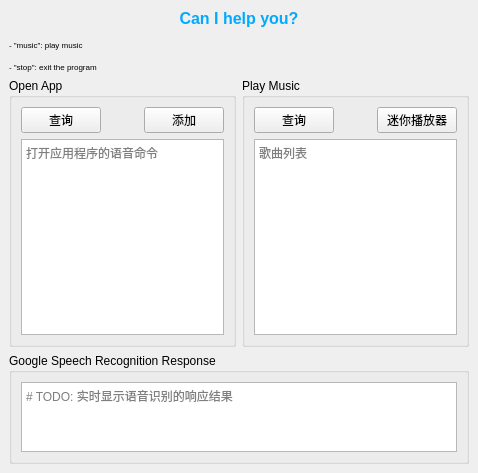
Before: the Qt Designer form ui/main.ui in lif314/Google-Speech-Recognition-Assistant, drawn with Qt 5.
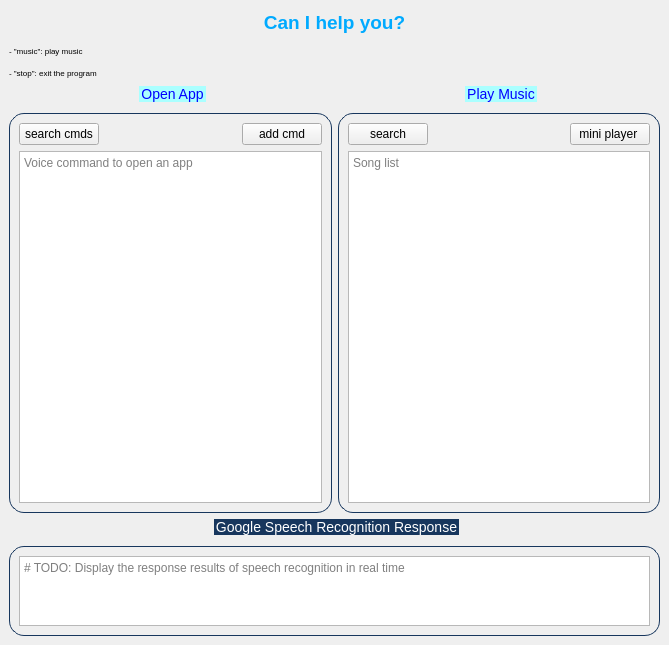
After: the same form once the commit is applied.

Commit message: mini assistant

```diff
--- a/ui/main.ui
+++ b/ui/main.ui
@@ -6,8 +6,8 @@
    <rect>
     <x>0</x>
     <y>0</y>
-    <width>478</width>
-    <height>473</height>
+    <width>669</width>
+    <height>645</height>
    </rect>
   </property>
   <property name="windowTitle">
@@ -23,8 +23,11 @@
    <layout class="QGridLayout" name="gridLayout" rowstretch="1,6,1" rowminimumheight="0,0,0">
     <item row="0" column="0">
      <widget class="QLabel" name="label">
+      <property name="styleSheet">
+       <string notr="true"/>
+      </property>
       <property name="text">
-       <string>&lt;html&gt;&lt;head/&gt;&lt;body&gt;&lt;p align=&quot;center&quot;&gt;&lt;span style=&quot; font-size:12pt; font-weight:600; color:#00aaff;&quot;&gt;Can I help you?&lt;/span&gt;&lt;/p&gt;&lt;p&gt;&lt;span style=&quot; font-size:6pt;&quot;&gt;- &amp;quot;music&amp;quot;: play music &lt;/span&gt;&lt;/p&gt;&lt;p&gt;&lt;span style=&quot; font-size:6pt;&quot;&gt;- &amp;quot;stop&amp;quot;: exit the program&lt;/span&gt;&lt;/p&gt;&lt;/body&gt;&lt;/html&gt;</string>
+       <string>&lt;html&gt;&lt;head/&gt;&lt;body&gt;&lt;p align=&quot;center&quot;&gt;&lt;span style=&quot; font-size:14pt; font-weight:600; color:#00aaff;&quot;&gt;Can I help you?&lt;/span&gt;&lt;/p&gt;&lt;p&gt;&lt;span style=&quot; font-size:6pt;&quot;&gt;- &amp;quot;music&amp;quot;: play music&lt;/span&gt;&lt;/p&gt;&lt;p&gt;&lt;span style=&quot; font-size:6pt;&quot;&gt;- &amp;quot;stop&amp;quot;: exit the program&lt;/span&gt;&lt;/p&gt;&lt;/body&gt;&lt;/html&gt;</string>
       </property>
      </widget>
     </item>
@@ -34,6 +37,23 @@
        <layout class="QHBoxLayout" name="horizontalLayout_4" stretch="1,1">
         <item>
          <widget class="QGroupBox" name="groupBox">
+          <property name="styleSheet">
+           <string notr="true">QGroupBox  {
+    border: 1px solid gray;
+    border-color: #FF17365D;
+    margin-top: 27px;
+    font-size: 14px;
+    border-radius: 15px;
+}
+
+QGroupBox::title  {
+    subcontrol-origin: margin;
+    subcontrol-position: top center;
+    padding: 5px 8000px 5px 8000px;
+    background-color: rgb(170, 255, 255);
+    color: rgb(0, 0, 255);
+}</string>
+          </property>
           <property name="title">
            <string>Open App</string>
           </property>
@@ -43,7 +63,7 @@
              <item>
               <widget class="QPushButton" name="searchButton">
                <property name="text">
-                <string>查询</string>
+                <string>search cmds</string>
                </property>
               </widget>
              </item>
@@ -63,7 +83,7 @@
              <item>
               <widget class="QPushButton" name="addButton">
                <property name="text">
-                <string>添加</string>
+                <string>add cmd</string>
                </property>
               </widget>
              </item>
@@ -72,7 +92,7 @@
            <item>
             <widget class="QPlainTextEdit" name="cmdTextEdit">
              <property name="placeholderText">
-              <string>打开应用程序的语音命令</string>
+              <string>Voice command to open an app</string>
              </property>
             </widget>
            </item>
@@ -81,6 +101,23 @@
         </item>
         <item>
          <widget class="QGroupBox" name="groupBox_2">
+          <property name="styleSheet">
+           <string notr="true">QGroupBox  {
+    border: 1px solid gray;
+    border-color: #FF17365D;
+    margin-top: 27px;
+    font-size: 14px;
+    border-radius: 15px;
+}
+
+QGroupBox::title  {
+    subcontrol-origin: margin;
+    subcontrol-position: top center;
+    padding: 5px 8000px 5px 8000px;
+    background-color: rgb(170, 255, 255);
+    color: rgb(0, 0, 255);
+}</string>
+          </property>
           <property name="title">
            <string>Play Music</string>
           </property>
@@ -90,7 +127,7 @@
              <item>
               <widget class="QPushButton" name="musicButton">
                <property name="text">
-                <string>查询</string>
+                <string>search</string>
                </property>
               </widget>
              </item>
@@ -110,7 +147,7 @@
              <item>
               <widget class="QPushButton" name="mediaButton">
                <property name="text">
-                <string>迷你播放器</string>
+                <string>mini player </string>
                </property>
               </widget>
              </item>
@@ -119,7 +156,7 @@
            <item>
             <widget class="QPlainTextEdit" name="musicTextEdit">
              <property name="placeholderText">
-              <string>歌曲列表</string>
+              <string>Song list</string>
              </property>
             </widget>
            </item>
@@ -135,6 +172,23 @@
     </item>
     <item row="2" column="0">
      <widget class="QGroupBox" name="groupBox_3">
+      <property name="styleSheet">
+       <string notr="true">QGroupBox  {
+    border: 1px solid gray;
+    border-color: #FF17365D;
+    margin-top: 27px;
+    font-size: 14px;
+    border-radius: 15px;
+}
+
+QGroupBox::title  {
+    subcontrol-origin: margin;
+    subcontrol-position: top center;
+    padding: 5px 8000px 5px 8000px;
+    background-color: #FF17365D;
+    color: rgb(255, 255, 255);
+}</string>
+      </property>
       <property name="title">
        <string>Google Speech Recognition Response</string>
       </property>
@@ -142,7 +196,7 @@
        <item>
         <widget class="QPlainTextEdit" name="respTextEdit">
          <property name="placeholderText">
-          <string># TODO: 实时显示语音识别的响应结果</string>
+          <string># TODO: Display the response results of speech recognition in real time</string>
          </property>
         </widget>
        </item>
```
The commit also changes 11 other files.
